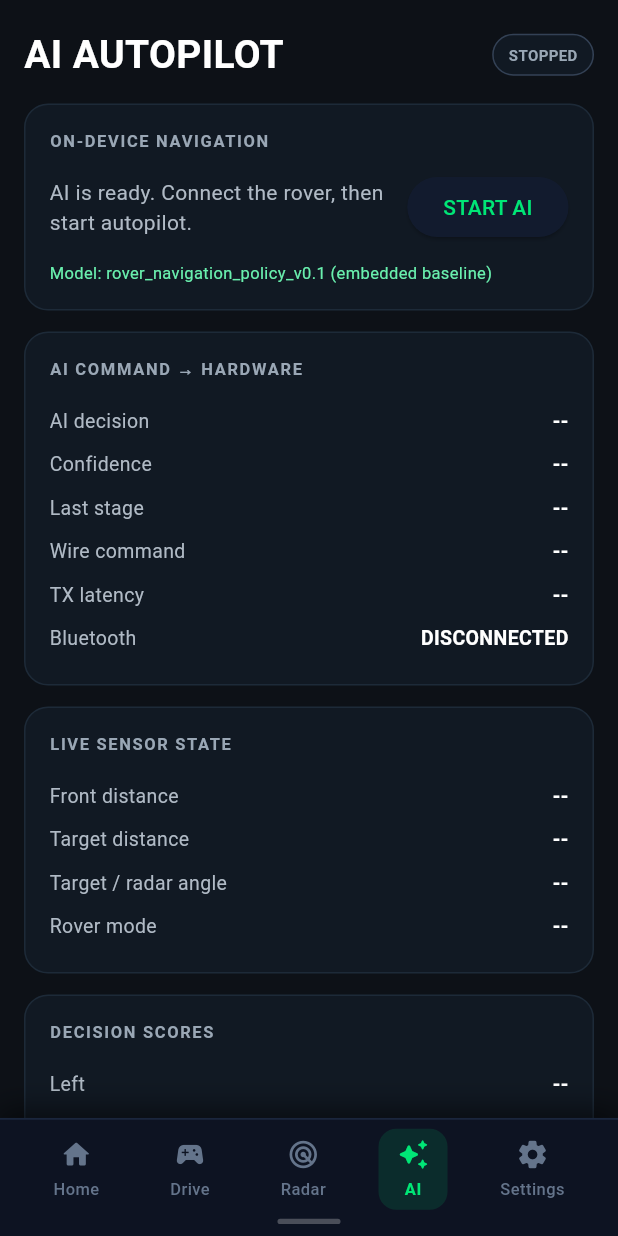
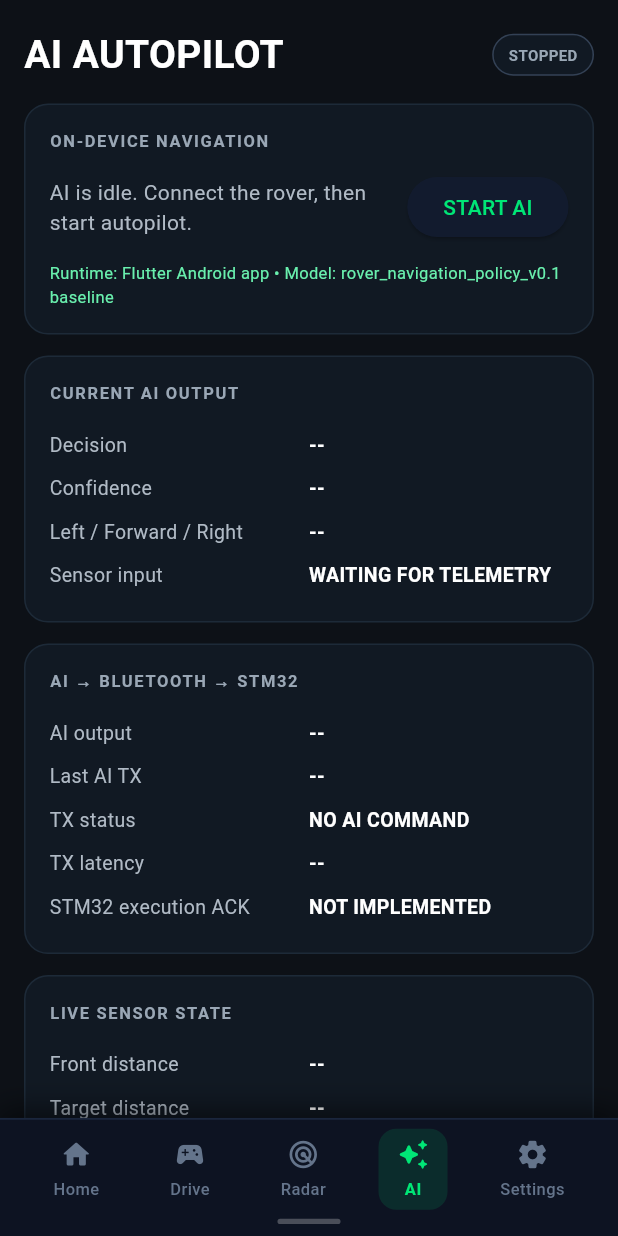
Before and after one commit to D-engahmed/rover_link, a Flutter app: the AiScreen screen opened directly with empty values, on a phone screen of 412 x 824 dp. Run offline on Flutter 3.47's test engine with Material 3 defaults, Android fonts, the phone set to English and light mode, and no system bars; missing offline and left inert: flutter_classic_bluetooth.

Commit message:
feat: make AI output and STM32 TX status explicit

```diff
--- a/rover_link1/lib/screens/ai_screen.dart
+++ b/rover_link1/lib/screens/ai_screen.dart
@@ -40,7 +40,7 @@ class _AiScreenState extends State<AiScreen> {
     _decisionSubscription = widget.aiService.decisions.listen((value) { if (mounted) setState(() => _decision = value); });
     _traceSubscription = widget.commandService.traces.listen((value) {
       if (!mounted) return;
-      setState(() { _traces.insert(0, value); if (_traces.length > 40) _traces.removeLast(); });
+      setState(() { _traces.insert(0, value); if (_traces.length > 80) _traces.removeLast(); });
     });
   }
 
@@ -59,11 +59,20 @@ class _AiScreenState extends State<AiScreen> {
     } finally { if (mounted) setState(() => _busy = false); }
   }
 
+  CommandTrace? _latestAiTrace(CommandStage stage) {
+    for (final trace in _traces) {
+      if (trace.source == CommandSource.ai && trace.stage == stage) return trace;
+    }
+    return null;
+  }
+
   @override
   Widget build(BuildContext context) {
     final aiRunning = widget.aiService.state == AiRunState.running;
     final front = _telemetry?.frontDistanceCm;
-    final last = _traces.isEmpty ? null : _traces.first;
+    final aiSent = _latestAiTrace(CommandStage.sent);
+    final aiFailed = _latestAiTrace(CommandStage.failed);
+    final aiBlocked = _latestAiTrace(CommandStage.blocked);
 
     return Scaffold(
       backgroundColor: const Color(0xFF0D1117),
@@ -71,17 +80,23 @@ class _AiScreenState extends State<AiScreen> {
         Row(mainAxisAlignment: MainAxisAlignment.spaceBetween, children: [const Text('AI AUTOPILOT', style: TextStyle(color: Colors.white, fontSize: 26, fontWeight: FontWeight.bold)), _statusChip(aiRunning ? 'RUNNING' : 'STOPPED', aiRunning)]),
         const SizedBox(height: 14),
         _card(title: 'ON-DEVICE NAVIGATION', child: Column(children: [
-          Row(children: [Expanded(child: Text(aiRunning ? 'AI is controlling the rover locally.' : 'AI is ready. Connect the rover, then start autopilot.', style: const TextStyle(color: Color(0xFFB0BAC5), fontSize: 14))), const SizedBox(width: 12), ElevatedButton(onPressed: _busy ? null : _toggleAi, child: Text(aiRunning ? 'STOP' : 'START AI'))]),
-          const SizedBox(height: 12), const Align(alignment: Alignment.centerLeft, child: Text('Model: rover_navigation_policy_v0.1 (embedded baseline)', style: TextStyle(color: Color(0xFF69F0AE), fontSize: 11))),
+          Row(children: [Expanded(child: Text(aiRunning ? 'Inference and command generation are running on the phone.' : 'AI is idle. Connect the rover, then start autopilot.', style: const TextStyle(color: Color(0xFFB0BAC5), fontSize: 14))), const SizedBox(width: 12), ElevatedButton(onPressed: _busy ? null : _toggleAi, child: Text(aiRunning ? 'STOP' : 'START AI'))]),
+          const SizedBox(height: 12), const Align(alignment: Alignment.centerLeft, child: Text('Runtime: Flutter Android app • Model: rover_navigation_policy_v0.1 baseline', style: TextStyle(color: Color(0xFF69F0AE), fontSize: 11))),
         ])),
         const SizedBox(height: 14),
-        _card(title: 'AI COMMAND → HARDWARE', child: Column(children: [
-          _row('AI decision', _decision?.label ?? '--', good: _decision != null),
+        _card(title: 'CURRENT AI OUTPUT', child: Column(children: [
+          _row('Decision', _decision?.label ?? '--', good: _decision != null),
           _row('Confidence', _decision == null ? '--' : '${(_decision!.confidence * 100).toStringAsFixed(0)}%'),
-          _row('Last stage', last?.stageLabel ?? '--', good: last?.stage == CommandStage.sent),
-          _row('Wire command', last?.wireCommand.isEmpty == false ? '${last!.wireCommand}\\r\\n' : '--'),
-          _row('TX latency', last?.latencyMs == null ? '--' : '${last!.latencyMs} ms'),
-          _row('Bluetooth', widget.bluetoothService.isReady ? 'READY' : 'DISCONNECTED', good: widget.bluetoothService.isReady),
+          _row('Left / Forward / Right', _decision == null ? '--' : '${_decision!.scoreLeft.toStringAsFixed(2)} / ${_decision!.scoreForward.toStringAsFixed(2)} / ${_decision!.scoreRight.toStringAsFixed(2)}'),
+          _row('Sensor input', front == null ? 'WAITING FOR TELEMETRY' : '${front.toStringAsFixed(1)} cm front'),
+        ])),
+        const SizedBox(height: 14),
+        _card(title: 'AI → BLUETOOTH → STM32', child: Column(children: [
+          _row('AI output', _decision?.label ?? '--', good: _decision != null),
+          _row('Last AI TX', aiSent?.wireCommand.isEmpty == false ? '${aiSent!.wireCommand}\\r\\n' : '--', good: aiSent != null),
+          _row('TX status', aiSent != null ? 'BLUETOOTH WRITE SUCCEEDED' : aiFailed != null ? 'BLUETOOTH WRITE FAILED' : aiBlocked != null ? 'BLOCKED' : 'NO AI COMMAND'),
+          _row('TX latency', aiSent?.latencyMs == null ? '--' : '${aiSent!.latencyMs} ms'),
+          _row('STM32 execution ACK', 'NOT IMPLEMENTED', good: false),
         ])),
         const SizedBox(height: 14),
         _card(title: 'LIVE SENSOR STATE', child: Column(children: [
@@ -89,27 +104,22 @@ class _AiScreenState extends State<AiScreen> {
           _row('Target distance', _telemetry?.targetDistanceCm == null ? '--' : '${_telemetry!.targetDistanceCm!.toStringAsFixed(1)} cm'),
           _row('Target / radar angle', _telemetry?.targetAngleDeg == null ? '--' : '${_telemetry!.targetAngleDeg!.toStringAsFixed(0)}°'),
           _row('Rover mode', _telemetry?.mode ?? '--'),
+          _row('Bluetooth', widget.bluetoothService.isReady ? 'READY' : 'DISCONNECTED', good: widget.bluetoothService.isReady),
         ])),
         const SizedBox(height: 14),
-        _card(title: 'DECISION SCORES', child: Column(children: [
-          _row('Left', _decision == null ? '--' : _decision!.scoreLeft.toStringAsFixed(2)),
-          _row('Forward', _decision == null ? '--' : _decision!.scoreForward.toStringAsFixed(2)),
-          _row('Right', _decision == null ? '--' : _decision!.scoreRight.toStringAsFixed(2)),
-        ])),
+        _card(title: 'COMMAND TRACE', child: _traces.isEmpty ? const Text('No command events yet.', style: TextStyle(color: Color(0xFF9AA7B5))) : Column(children: _traces.take(20).map(_traceRow).toList())),
         const SizedBox(height: 14),
-        _card(title: 'COMMAND TRACE', child: _traces.isEmpty ? const Text('No commands yet.', style: TextStyle(color: Color(0xFF9AA7B5))) : Column(children: _traces.take(12).map(_traceRow).toList())),
-        const SizedBox(height: 14),
-        Row(children: [Expanded(child: _statusCard('SAFETY', front != null && front <= 18 ? 'STOP REQUIRED' : 'MONITORING', front != null && front > 18)), const SizedBox(width: 12), Expanded(child: _statusCard('PERCEPTION', _telemetry == null ? 'NO DATA' : 'TELEMETRY LIVE', _telemetry != null))]),
+        Row(children: [Expanded(child: _statusCard('SAFETY', front != null && front <= 18 ? 'STOP REQUIRED' : 'MONITORING', front == null || front > 18)), const SizedBox(width: 12), Expanded(child: _statusCard('PERCEPTION', _telemetry == null ? 'NO DATA' : 'TELEMETRY LIVE', _telemetry != null))]),
       ]))),
       bottomNavigationBar: RoverBottomNav(currentIndex: 3, onTap: widget.onNavTap),
     );
   }
 
-  Widget _traceRow(CommandTrace t) => Container(margin: const EdgeInsets.only(bottom: 7), padding: const EdgeInsets.symmetric(horizontal: 10, vertical: 8), decoration: BoxDecoration(color: const Color(0xFF0B121A), borderRadius: BorderRadius.circular(9), border: Border.all(color: const Color(0xFF1D2A38))), child: Row(children: [SizedBox(width: 56, child: Text(t.sourceLabel, style: TextStyle(color: t.source == CommandSource.ai ? RoverColors.targetCyan : Colors.white, fontSize: 8, fontWeight: FontWeight.w900))), Expanded(child: Text('${t.action}  →  ${t.wireCommand.isEmpty ? '--' : t.wireCommand}', style: const TextStyle(color: Colors.white, fontSize: 10, fontWeight: FontWeight.w700))), Text(t.stageLabel, style: TextStyle(color: t.stage == CommandStage.sent ? RoverColors.radarGreen : t.stage == CommandStage.failed ? RoverColors.obstacleRed : RoverColors.textMuted, fontSize: 8, fontWeight: FontWeight.w900))]));
+  Widget _traceRow(CommandTrace t) => Container(margin: const EdgeInsets.only(bottom: 7), padding: const EdgeInsets.symmetric(horizontal: 10, vertical: 8), decoration: BoxDecoration(color: const Color(0xFF0B121A), borderRadius: BorderRadius.circular(9), border: Border.all(color: const Color(0xFF1D2A38))), child: Row(children: [SizedBox(width: 56, child: Text(t.sourceLabel, style: TextStyle(color: t.source == CommandSource.ai ? RoverColors.targetCyan : Colors.white, fontSize: 8, fontWeight: FontWeight.w900))), Expanded(child: Text('${t.action}  →  ${t.wireCommand.isEmpty ? '--' : t.wireCommand}', style: const TextStyle(color: Colors.white, fontSize: 10, fontWeight: FontWeight.w700))), Text(t.stageLabel, style: TextStyle(color: t.stage == CommandStage.sent ? RoverColors.radarGreen : t.stage == CommandStage.failed || t.stage == CommandStage.blocked ? RoverColors.obstacleRed : RoverColors.textMuted, fontSize: 8, fontWeight: FontWeight.w900))]));
 
   Widget _statusChip(String text, bool good) => Container(padding: const EdgeInsets.symmetric(horizontal: 10, vertical: 6), decoration: BoxDecoration(color: const Color(0xFF111923), borderRadius: BorderRadius.circular(20), border: Border.all(color: good ? const Color(0xFF69F0AE) : const Color(0xFF334155))), child: Text(text, style: TextStyle(color: good ? const Color(0xFF69F0AE) : const Color(0xFF9AA7B5), fontSize: 10, fontWeight: FontWeight.bold)));
   Widget _card({required String title, required Widget child}) => Container(width: double.infinity, padding: const EdgeInsets.all(16), decoration: BoxDecoration(color: const Color(0xFF111923), borderRadius: BorderRadius.circular(16), border: Border.all(color: const Color(0xFF1D2A38))), child: Column(crossAxisAlignment: CrossAxisAlignment.start, children: [Text(title, style: const TextStyle(color: Color(0xFF9AA7B5), fontSize: 11, fontWeight: FontWeight.w700, letterSpacing: 1.1)), const SizedBox(height: 12), child]));
-  Widget _row(String label, String value, {bool good = false}) => Padding(padding: const EdgeInsets.symmetric(vertical: 5), child: Row(children: [Expanded(child: Text(label, style: const TextStyle(color: Color(0xFFB0BAC5), fontSize: 13))), Text(value, style: TextStyle(color: good ? const Color(0xFF69F0AE) : Colors.white, fontSize: 13, fontWeight: FontWeight.w700))]));
+  Widget _row(String label, String value, {bool good = false}) => Padding(padding: const EdgeInsets.symmetric(vertical: 5), child: Row(children: [Expanded(child: Text(label, style: const TextStyle(color: Color(0xFFB0BAC5), fontSize: 13))), Flexible(child: Text(value, textAlign: TextAlign.right, style: TextStyle(color: good ? const Color(0xFF69F0AE) : Colors.white, fontSize: 13, fontWeight: FontWeight.w700)))]));
   Widget _statusCard(String title, String value, bool good) => Container(padding: const EdgeInsets.all(14), decoration: BoxDecoration(color: const Color(0xFF111923), borderRadius: BorderRadius.circular(16), border: Border.all(color: const Color(0xFF1D2A38))), child: Column(crossAxisAlignment: CrossAxisAlignment.start, children: [Text(title, style: const TextStyle(color: Color(0xFF9AA7B5), fontSize: 11, fontWeight: FontWeight.w700)), const SizedBox(height: 8), Text(value, style: TextStyle(color: good ? const Color(0xFF69F0AE) : const Color(0xFFFFB4AB), fontSize: 12, fontWeight: FontWeight.bold))]));
 
   @override
```
